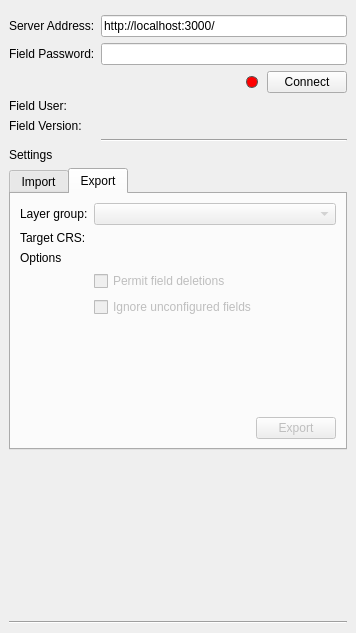
Before: the Qt Designer form field_connect_dockwidget_base.ui in gbv/field-connect, drawn with Qt 5.
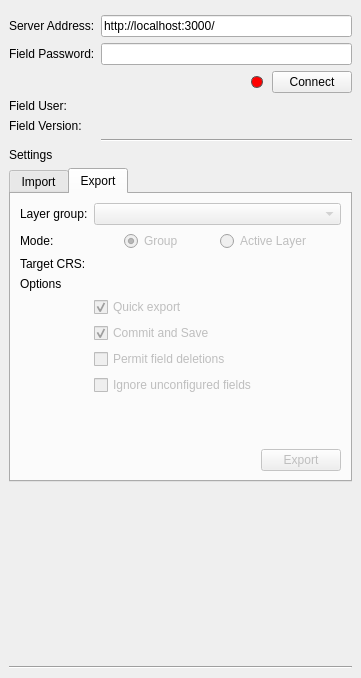
After: the same form once the commit is applied. The open tabs and pages were chosen to show the change. Custom widgets are drawn as their Qt base class.

Commit message: Add option to only export the active layer

Patch:
```diff
--- a/field_connect_dockwidget_base.ui
+++ b/field_connect_dockwidget_base.ui
@@ -9,14 +9,14 @@
    <rect>
     <x>0</x>
     <y>0</y>
-    <width>356</width>
-    <height>633</height>
+    <width>361</width>
+    <height>678</height>
    </rect>
   </property>
   <property name="minimumSize">
    <size>
-    <width>356</width>
-    <height>633</height>
+    <width>361</width>
+    <height>678</height>
    </size>
   </property>
   <property name="maximumSize">
@@ -561,7 +561,85 @@
               </property>
              </widget>
             </item>
-            <item row="1" column="0">
+            <item row="1" column="1">
+             <layout class="QHBoxLayout" name="horizontalLayout_10">
+              <property name="topMargin">
+               <number>0</number>
+              </property>
+              <property name="rightMargin">
+               <number>0</number>
+              </property>
+              <item>
+               <spacer name="horizontalSpacer_12">
+                <property name="orientation">
+                 <enum>Qt::Horizontal</enum>
+                </property>
+                <property name="sizeHint" stdset="0">
+                 <size>
+                  <width>40</width>
+                  <height>20</height>
+                 </size>
+                </property>
+               </spacer>
+              </item>
+              <item>
+               <widget class="QRadioButton" name="radioExGroup">
+                <property name="enabled">
+                 <bool>false</bool>
+                </property>
+                <property name="toolTip">
+                 <string>Export all layers in the selected layer group</string>
+                </property>
+                <property name="text">
+                 <string>Group</string>
+                </property>
+                <property name="checked">
+                 <bool>true</bool>
+                </property>
+               </widget>
+              </item>
+              <item>
+               <spacer name="horizontalSpacer_11">
+                <property name="orientation">
+                 <enum>Qt::Horizontal</enum>
+                </property>
+                <property name="sizeHint" stdset="0">
+                 <size>
+                  <width>40</width>
+                  <height>20</height>
+                 </size>
+                </property>
+               </spacer>
+              </item>
+              <item>
+               <widget class="QRadioButton" name="radioExActiveLayer">
+                <property name="enabled">
+                 <bool>false</bool>
+                </property>
+                <property name="toolTip">
+                 <string>Only export the layer selected in the layer tree</string>
+                </property>
+                <property name="text">
+                 <string>Active Layer</string>
+                </property>
+               </widget>
+              </item>
+              <item>
+               <spacer name="horizontalSpacer_10">
+                <property name="orientation">
+                 <enum>Qt::Horizontal</enum>
+                </property>
+                <property name="sizeHint" stdset="0">
+                 <size>
+                  <width>40</width>
+                  <height>20</height>
+                 </size>
+                </property>
+               </spacer>
+              </item>
+             </layout>
+            </item>
+            <item row="2" column="0">
              <widget class="QLabel" name="label_4">
               <property name="toolTip">
                <string/>
@@ -571,21 +649,90 @@
               </property>
              </widget>
             </item>
-            <item row="1" column="1">
+            <item row="2" column="1">
              <widget class="QgsProjectionSelectionWidget" name="selectExportCrs">
               <property name="enabled">
                <bool>false</bool>
               </property>
              </widget>
             </item>
-            <item row="2" column="0">
+            <item row="3" column="0">
              <widget class="QLabel" name="label_3">
               <property name="text">
                <string>Options</string>
               </property>
              </widget>
             </item>
-            <item row="3" column="1">
+            <item row="4" column="1">
+             <layout class="QHBoxLayout" name="horizontalLayout_4">
+              <property name="rightMargin">
+               <number>0</number>
+              </property>
+              <item>
+               <widget class="QCheckBox" name="chkQuickExport">
+                <property name="enabled">
+                 <bool>false</bool>
+                </property>
+                <property name="statusTip">
+                 <string>Only export added or edited features in the edit buffer. Layers need to be in edit mode and unsaved.</string>
+                </property>
+                <property name="text">
+                 <string>Quick export</string>
+                </property>
+                <property name="checked">
+                 <bool>true</bool>
+                </property>
+               </widget>
+              </item>
+              <item>
+               <spacer name="horizontalSpacer_8">
+                <property name="orientation">
+                 <enum>Qt::Horizontal</enum>
+                </property>
+                <property name="sizeHint" stdset="0">
+                 <size>
+                  <width>40</width>
+                  <height>20</height>
+                 </size>
+                </property>
+               </spacer>
+              </item>
+             </layout>
+            </item>
+            <item row="5" column="1">
+             <layout class="QHBoxLayout" name="horizontalLayout_9">
+              <property name="rightMargin">
+               <number>0</number>
+              </property>
+              <item>
+               <widget class="QCheckBox" name="chkCommitSave">
+                <property name="enabled">
+                 <bool>false</bool>
+                </property>
+                <property name="text">
+                 <string>Commit and Save</string>
+                </property>
+                <property name="checked">
+                 <bool>true</bool>
+                </property>
+               </widget>
+              </item>
+              <item>
+               <spacer name="horizontalSpacer_9">
+                <property name="orientation">
+                 <enum>Qt::Horizontal</enum>
+                </property>
+                <property name="sizeHint" stdset="0">
+                 <size>
+                  <width>40</width>
+                  <height>20</height>
+                 </size>
+                </property>
+               </spacer>
+              </item>
+             </layout>
+            </item>
+            <item row="6" column="1">
              <layout class="QHBoxLayout" name="horizontalLayout_5">
               <property name="rightMargin">
                <number>0</number>
@@ -618,7 +765,7 @@
               </item>
              </layout>
             </item>
-            <item row="4" column="1">
+            <item row="7" column="1">
              <layout class="QHBoxLayout" name="horizontalLayout_6">
               <property name="rightMargin">
                <number>0</number>
@@ -651,7 +798,7 @@
               </item>
              </layout>
             </item>
-            <item row="6" column="1">
+            <item row="9" column="1">
              <spacer name="verticalSpacer_2">
               <property name="orientation">
                <enum>Qt::Vertical</enum>
@@ -664,7 +811,7 @@
               </property>
              </spacer>
             </item>
-            <item row="7" column="1">
+            <item row="10" column="1">
              <layout class="QHBoxLayout" name="horizontalLayout_2">
               <property name="leftMargin">
                <number>0</number>
@@ -700,6 +847,13 @@
               </item>
              </layout>
             </item>
+            <item row="1" column="0">
+             <widget class="QLabel" name="label_5">
+              <property name="text">
+               <string>Mode:</string>
+              </property>
+             </widget>
+            </item>
            </layout>
           </item>
          </layout>
```
Left out of the diff: 2 changed lines with no effect on the pictures. The commit also changes 1 other file.
